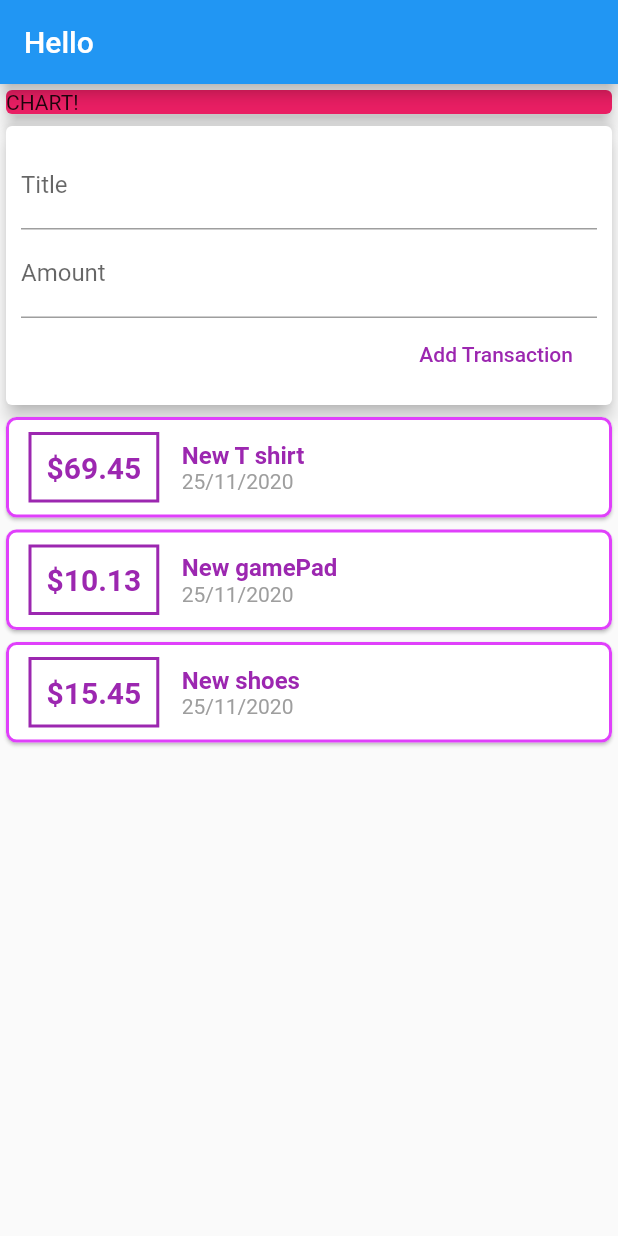
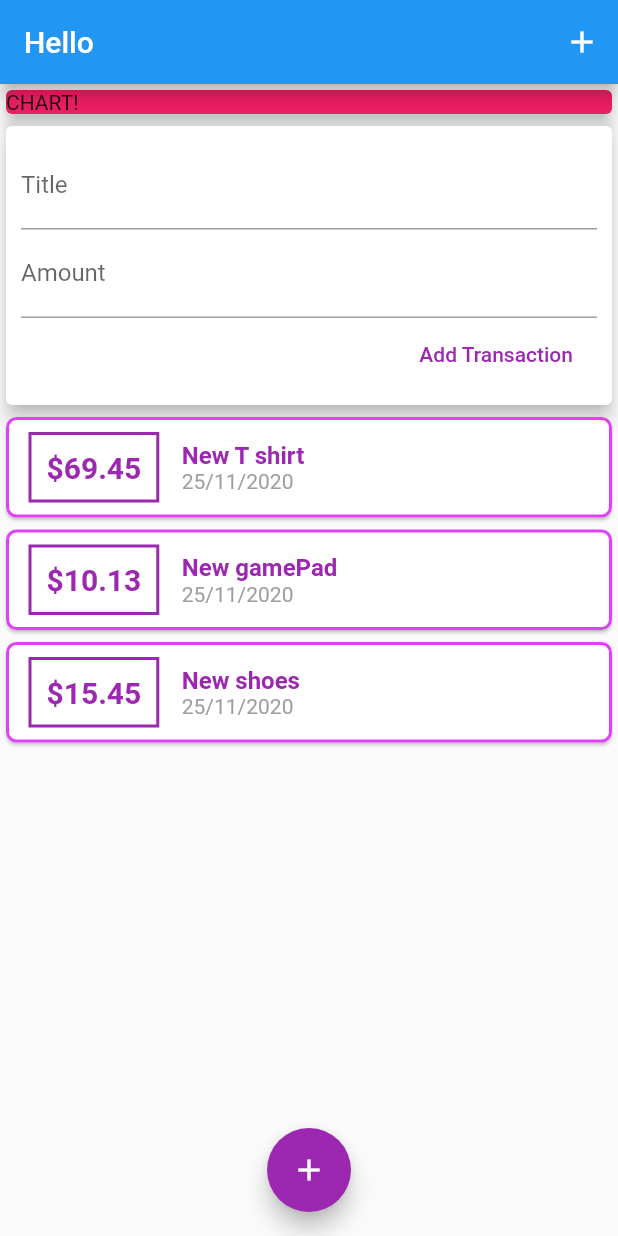
Before and after one commit to bakhanets/personal_expenses, a Flutter app: the screen it shows after launch, on a phone screen of 412 x 824 dp. Run offline on Flutter 3.47's test engine with Material 2 defaults, Android fonts, the phone set to English and light mode, and no system bars.

Commit message:
added Icon in app bar for easier adding tasks

```diff
--- a/lib/main.dart
+++ b/lib/main.dart
@@ -23,6 +23,12 @@ class MyHomePage extends StatelessWidget {
     return Scaffold(
       appBar: AppBar(
         title: Text('Hello'),
+        actions: <Widget>[
+          IconButton(
+            icon: Icon(Icons.add),
+            onPressed: () {},
+          )
+        ],
       ),
       body: SingleChildScrollView(
         child: Column(
@@ -39,6 +45,15 @@ class MyHomePage extends StatelessWidget {
             UserTransactions(),
           ],
         ),
-        ));
+      ),
+      floatingActionButtonLocation: FloatingActionButtonLocation.centerFloat,
+      floatingActionButton: FloatingActionButton(
+        backgroundColor: Colors.purple,
+        child: Icon(
+          Icons.add,
+        ),
+        onPressed: () {},
+      ),
+    );
   }
 }
```
Lines whose indentation alone changed are shown as unchanged.
